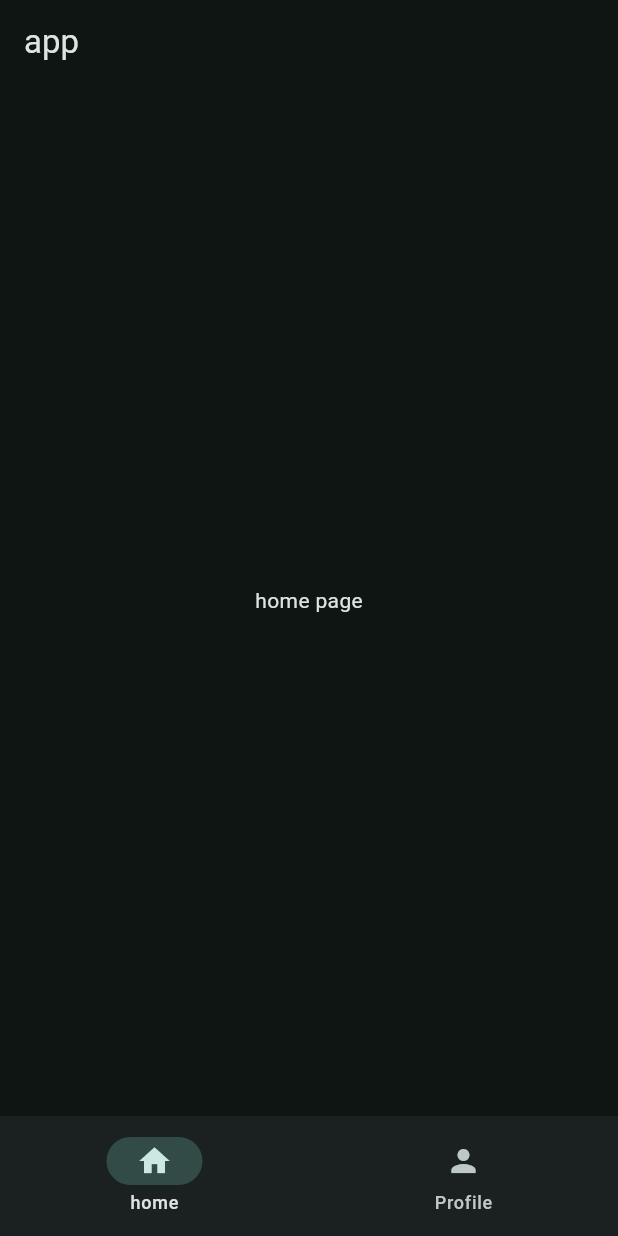
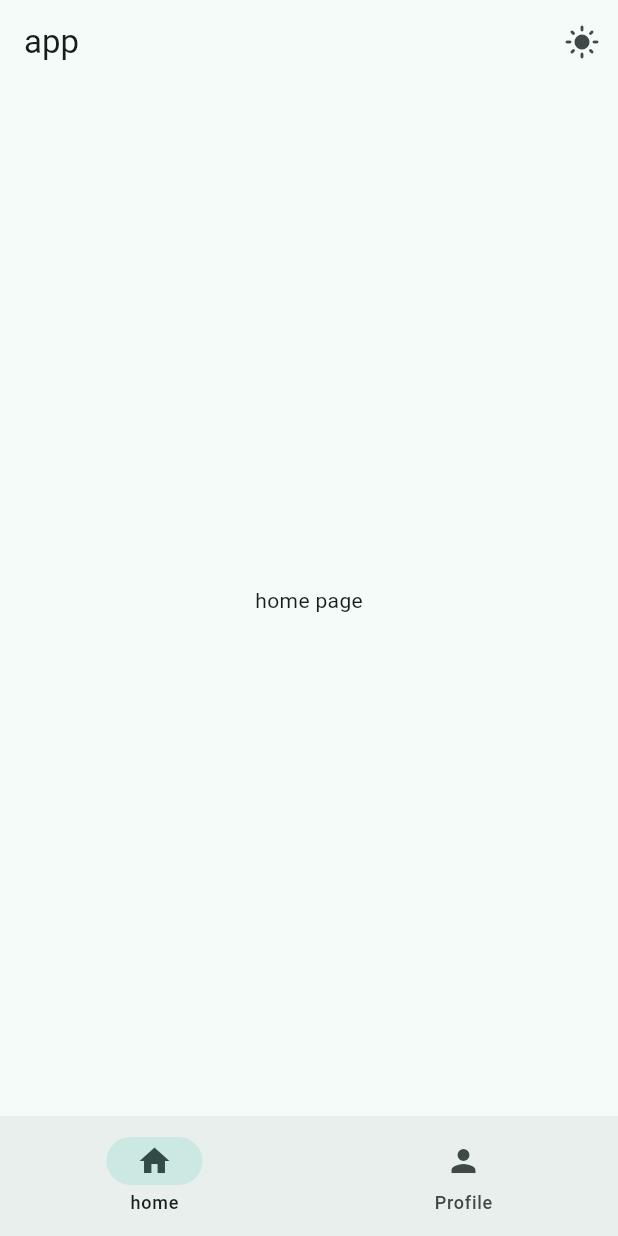
Before and after one commit to zengchanghuan/my_flutter_projects, a Flutter app: the screen it shows after launch, on a phone screen of 412 x 824 dp. Run offline on Flutter 3.47's test engine with Material 3 defaults, Android fonts, the phone set to English and light mode, and no system bars.

```diff
--- a/flutter_app/lib/data/notifiers.dart
+++ b/flutter_app/lib/data/notifiers.dart
@@ -3,3 +3,4 @@
 import 'package:flutter/material.dart';
 
 ValueNotifier<int> selectedPagesNotifier = ValueNotifier(0);
+ValueNotifier<bool> isDarkModeNotifier = ValueNotifier(true);
--- a/flutter_app/lib/main.dart
+++ b/flutter_app/lib/main.dart
@@ -21,7 +21,7 @@ class _MyAppState extends State<MyApp> {
       theme: ThemeData(
         colorScheme: ColorScheme.fromSeed(
           seedColor: Colors.teal,
-          brightness: Brightness.dark, // 这里指定暗色
+          brightness: Brightness.light, // 这里指定暗色
         ),
         // useMaterial3: true,
       ),
--- a/flutter_app/lib/views/widget_tree.dart
+++ b/flutter_app/lib/views/widget_tree.dart
@@ -18,6 +18,12 @@ class WidgetTree extends StatelessWidget {
     return Scaffold(
       appBar: AppBar(
         title: const Text('app'),
+        actions: [
+          IconButton(
+            onPressed: () {},
+            icon: const Icon(Icons.light_mode),
+          ),
+        ],
       ),
       body: ValueListenableBuilder(
           valueListenable: selectedPagesNotifier,
```
